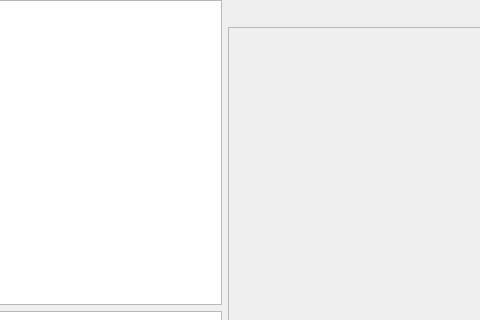
The window that ui/viewerform.ui (hazirbas/lyli) describes before a commit, drawn with Qt 5; both pictures show x 83 to 563 and y 0 to 320 of the 1024 by 768 pixel window.
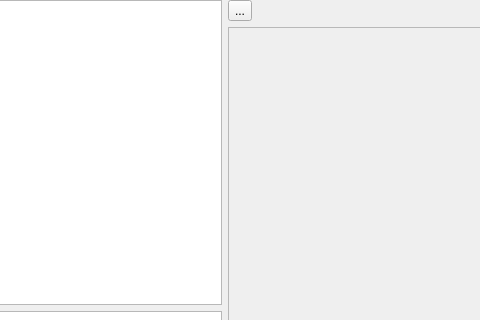
The same window after the commit. Icons and pictures are not drawn.

Commit message: ui: add support for saving images from the viewer.

The edit to the form file:
```diff
--- a/ui/viewerform.ui
+++ b/ui/viewerform.ui
@@ -45,6 +45,16 @@
     <layout class="QVBoxLayout" name="verticalLayout_2">
      <item>
       <layout class="QHBoxLayout" name="horizontalLayout">
+       <item>
+        <widget class="QToolButton" name="buttonSaveAs">
+         <property name="text">
+          <string>...</string>
+         </property>
+         <property name="icon">
+          <iconset theme="document-save-as"/>
+         </property>
+        </widget>
+       </item>
        <item>
         <spacer name="horizontalSpacer">
          <property name="orientation">
```
The commit also changes 2 other files.
